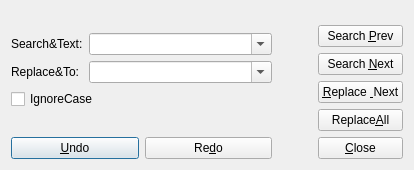
Qt form viMarkdown/viMarkdown/ReplaceDialog.ui (shigmas/viMarkdown) before a commit.
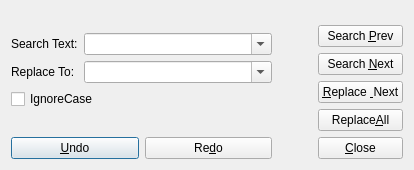
The same form after that commit.

Patch:
```diff
--- a/viMarkdown/viMarkdown/ReplaceDialog.ui
+++ b/viMarkdown/viMarkdown/ReplaceDialog.ui
@@ -34,7 +34,7 @@
        <item row="0" column="0">
         <widget class="QLabel" name="label">
          <property name="text">
-          <string>Search&amp;Text:</string>
+          <string>Search Text:</string>
          </property>
         </widget>
        </item>
@@ -48,7 +48,7 @@
        <item row="1" column="0">
         <widget class="QLabel" name="label_2">
          <property name="text">
-          <string>Replace&amp;To:</string>
+          <string>Replace To:</string>
          </property>
         </widget>
        </item>
```
